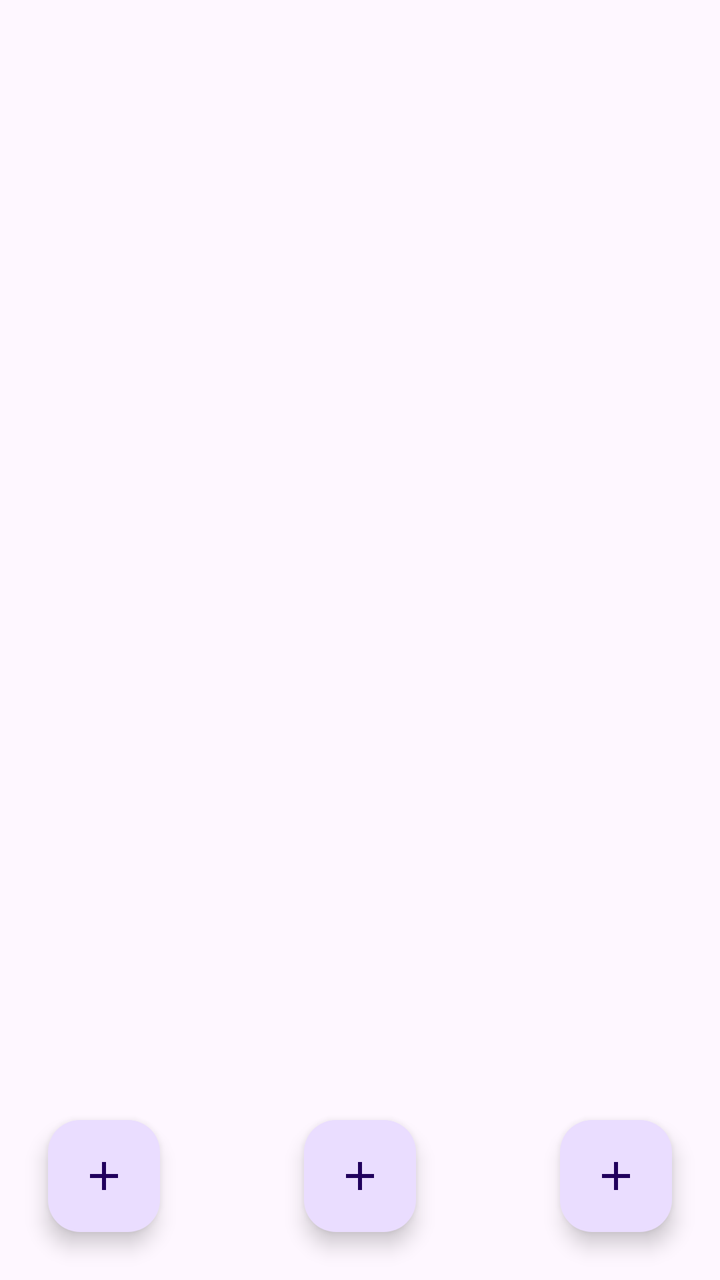
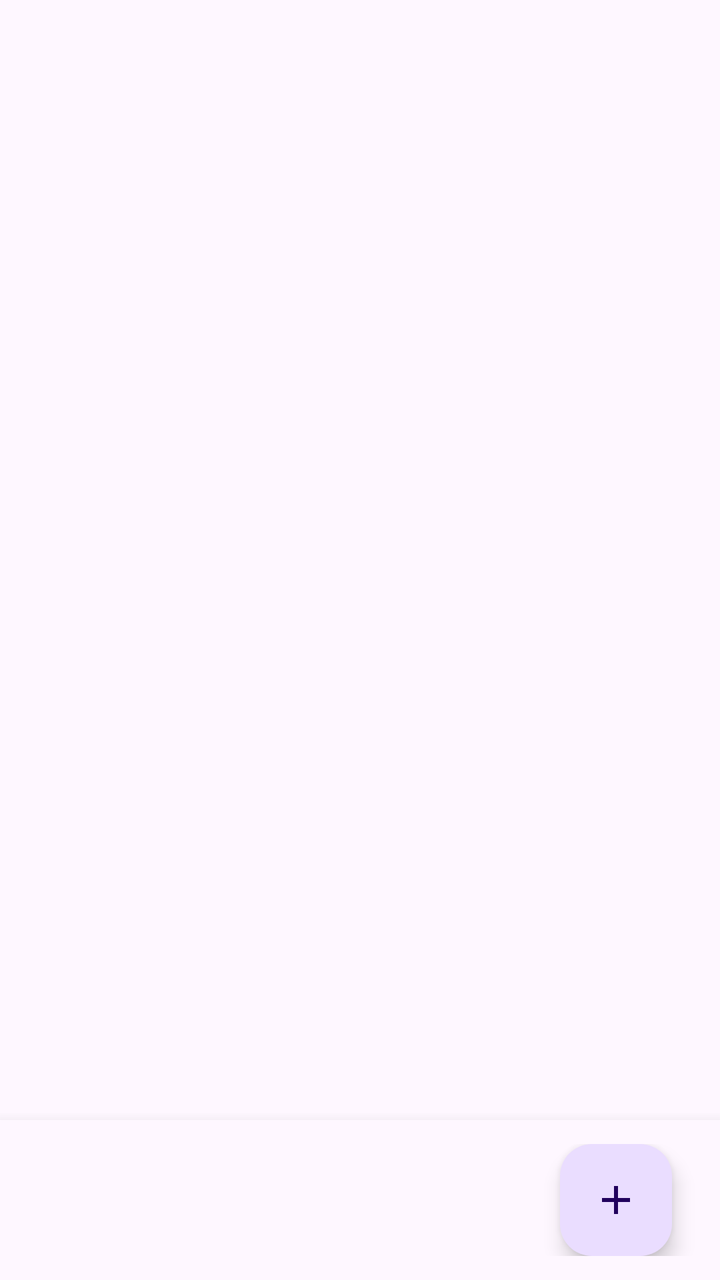

Two renders of the same Android screen: before a commit and after it. Below are the layout's source before the change and the commit's diff.
<!-- AndroidManifest.xml: application theme Theme.Pantry -->
<!-- res/layout/fragment_pantry_list.xml -->
<?xml version="1.0" encoding="utf-8"?>
<FrameLayout xmlns:android="http://schemas.android.com/apk/res/android"
    xmlns:app="http://schemas.android.com/apk/res-auto"
    xmlns:tools="http://schemas.android.com/tools"
    android:layout_width="match_parent"
    android:layout_height="match_parent"
    tools:context=".fragments.Pantry">

    <androidx.constraintlayout.widget.ConstraintLayout
        android:layout_width="match_parent"
        android:layout_height="match_parent" >

        <com.google.android.material.floatingactionbutton.FloatingActionButton
            android:id="@+id/addFloatingButton"
            android:layout_width="56dp"
            android:layout_height="wrap_content"
            android:layout_marginEnd="24dp"
            android:layout_marginBottom="24dp"
            android:clickable="true"
            android:focusable="true"
            android:src="@drawable/ic_add"
            app:layout_constraintBottom_toBottomOf="parent"
            app:layout_constraintEnd_toEndOf="parent"
            tools:ignore="ContentDescription" />

        <com.google.android.material.floatingactionbutton.FloatingActionButton
            android:id="@+id/removeFloatingButton"
            android:layout_width="56dp"
            android:layout_height="wrap_content"
            android:layout_marginStart="24dp"
            android:layout_marginBottom="24dp"
            android:clickable="true"
            android:focusable="true"
            android:src="@drawable/ic_add"
            app:layout_constraintBottom_toBottomOf="parent"
            app:layout_constraintStart_toStartOf="parent"
            tools:ignore="ContentDescription" />

        <com.google.android.material.floatingactionbutton.FloatingActionButton
            android:id="@+id/editFloatingButton"
            android:layout_width="wrap_content"
            android:layout_height="wrap_content"
            android:layout_marginBottom="24dp"
            android:clickable="true"
            android:focusable="true"
            android:src="@drawable/ic_add"
            app:layout_constraintBottom_toBottomOf="parent"
            app:layout_constraintStart_toStartOf="parent"
            app:layout_constraintEnd_toEndOf="parent"
            tools:ignore="ContentDescription,SpeakableTextPresentCheck" />

    </androidx.constraintlayout.widget.ConstraintLayout>

    <androidx.constraintlayout.widget.ConstraintLayout
        android:layout_width="match_parent"
        android:layout_height="match_parent">

        <androidx.recyclerview.widget.RecyclerView
            android:id="@+id/recyclerView"
            android:layout_width="match_parent"
            android:layout_height="match_parent" />

    </androidx.constraintlayout.widget.ConstraintLayout>

</FrameLayout>
<!-- resources referenced by this layout -->
<resources>
  <!-- drawable ic_add (drawable) -->
  <vector xmlns:android="http://schemas.android.com/apk/res/android" android:height="24dp" android:tint="#FFFFFF" android:viewportHeight="24" android:viewportWidth="24" android:width="24dp">
        
      <path android:fillColor="@android:color/white" android:pathData="M19,13h-6v6h-2v-6H5v-2h6V5h2v6h6v2z"/>
      
  </vector>
  <style name="Theme.Pantry" parent="Base.Theme.Pantry" />
  <style name="Base.Theme.Pantry" parent="Theme.Material3.DayNight.NoActionBar">
          
          
      </style>
</resources>

<!-- the commit's change to res/layout/fragment_pantry_list.xml (unified diff, before → after) -->
@@ -1,65 +1,47 @@
 <?xml version="1.0" encoding="utf-8"?>
-<FrameLayout xmlns:android="http://schemas.android.com/apk/res/android"
+<androidx.constraintlayout.widget.ConstraintLayout
+    xmlns:android="http://schemas.android.com/apk/res/android"
     xmlns:app="http://schemas.android.com/apk/res-auto"
     xmlns:tools="http://schemas.android.com/tools"
     android:layout_width="match_parent"
     android:layout_height="match_parent"
-    tools:context=".fragments.Pantry">
+    tools:context=".fragments.PantryList">
+
+    <androidx.recyclerview.widget.RecyclerView
+        android:id="@+id/recyclerView"
+        android:layout_width="0dp"
+        android:layout_height="0dp"
+        app:layout_constraintTop_toTopOf="parent"
+        app:layout_constraintBottom_toTopOf="@id/buttonBar"
+        app:layout_constraintStart_toStartOf="parent"
+        app:layout_constraintEnd_toEndOf="parent" />
 
     <androidx.constraintlayout.widget.ConstraintLayout
-        android:layout_width="match_parent"
-        android:layout_height="match_parent" >
+        android:id="@+id/buttonBar"
+        android:layout_width="0dp"
+        android:layout_height="wrap_content"
+        android:background="?attr/colorSurface"
+        android:elevation="10dp"
+        android:paddingTop="12dp"
+        android:paddingBottom="12dp"
+        app:layout_constraintBottom_toBottomOf="parent"
+        app:layout_constraintEnd_toEndOf="parent"
+        app:layout_constraintStart_toStartOf="parent">
 
         <com.google.android.material.floatingactionbutton.FloatingActionButton
             android:id="@+id/addFloatingButton"
-            android:layout_width="56dp"
+            android:layout_width="wrap_content"
             android:layout_height="wrap_content"
             android:layout_marginEnd="24dp"
-            android:layout_marginBottom="24dp"
             android:clickable="true"
             android:focusable="true"
             android:src="@drawable/ic_add"
             app:layout_constraintBottom_toBottomOf="parent"
             app:layout_constraintEnd_toEndOf="parent"
+            app:layout_constraintTop_toTopOf="parent"
+            app:layout_constraintVertical_bias="0.0"
             tools:ignore="ContentDescription" />
-
-        <com.google.android.material.floatingactionbutton.FloatingActionButton
-            android:id="@+id/removeFloatingButton"
-            android:layout_width="56dp"
-            android:layout_height="wrap_content"
-            android:layout_marginStart="24dp"
-            android:layout_marginBottom="24dp"
-            android:clickable="true"
-            android:focusable="true"
-            android:src="@drawable/ic_add"
-            app:layout_constraintBottom_toBottomOf="parent"
-            app:layout_constraintStart_toStartOf="parent"
-            tools:ignore="ContentDescription" />
-
-        <com.google.android.material.floatingactionbutton.FloatingActionButton
-            android:id="@+id/editFloatingButton"
-            android:layout_width="wrap_content"
-            android:layout_height="wrap_content"
-            android:layout_marginBottom="24dp"
-            android:clickable="true"
-            android:focusable="true"
-            android:src="@drawable/ic_add"
-            app:layout_constraintBottom_toBottomOf="parent"
-            app:layout_constraintStart_toStartOf="parent"
-            app:layout_constraintEnd_toEndOf="parent"
-            tools:ignore="ContentDescription,SpeakableTextPresentCheck" />
 
     </androidx.constraintlayout.widget.ConstraintLayout>
 
-    <androidx.constraintlayout.widget.ConstraintLayout
-        android:layout_width="match_parent"
-        android:layout_height="match_parent">
-
-        <androidx.recyclerview.widget.RecyclerView
-            android:id="@+id/recyclerView"
-            android:layout_width="match_parent"
-            android:layout_height="match_parent" />
-
-    </androidx.constraintlayout.widget.ConstraintLayout>
-
-</FrameLayout>
+</androidx.constraintlayout.widget.ConstraintLayout>
